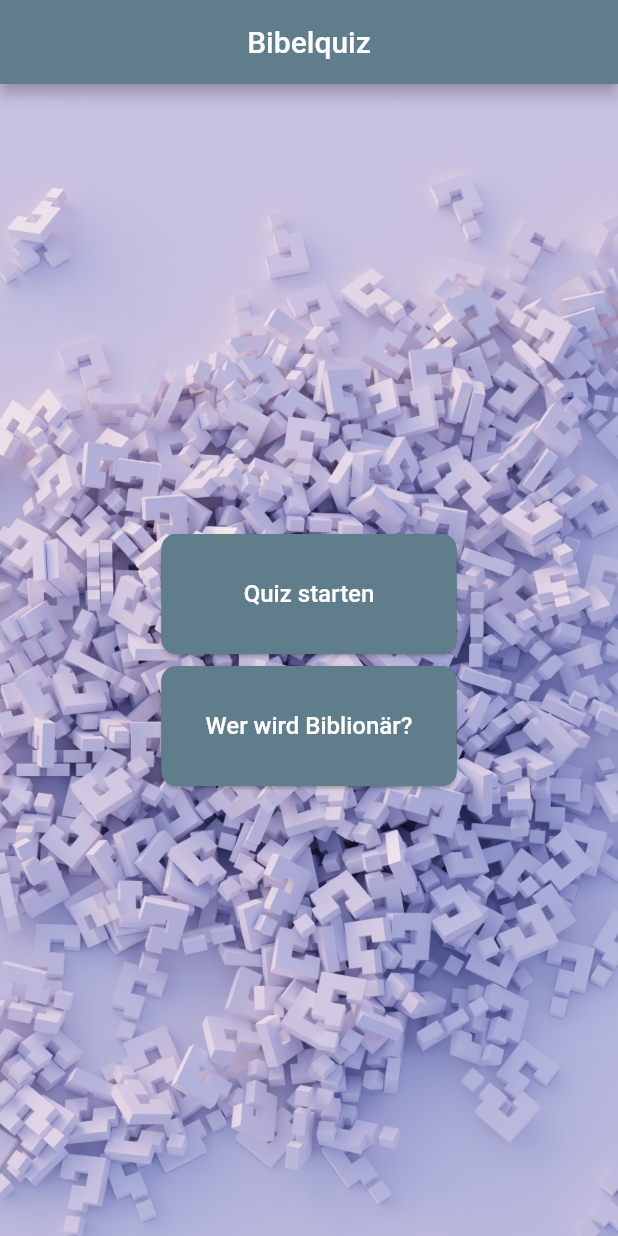
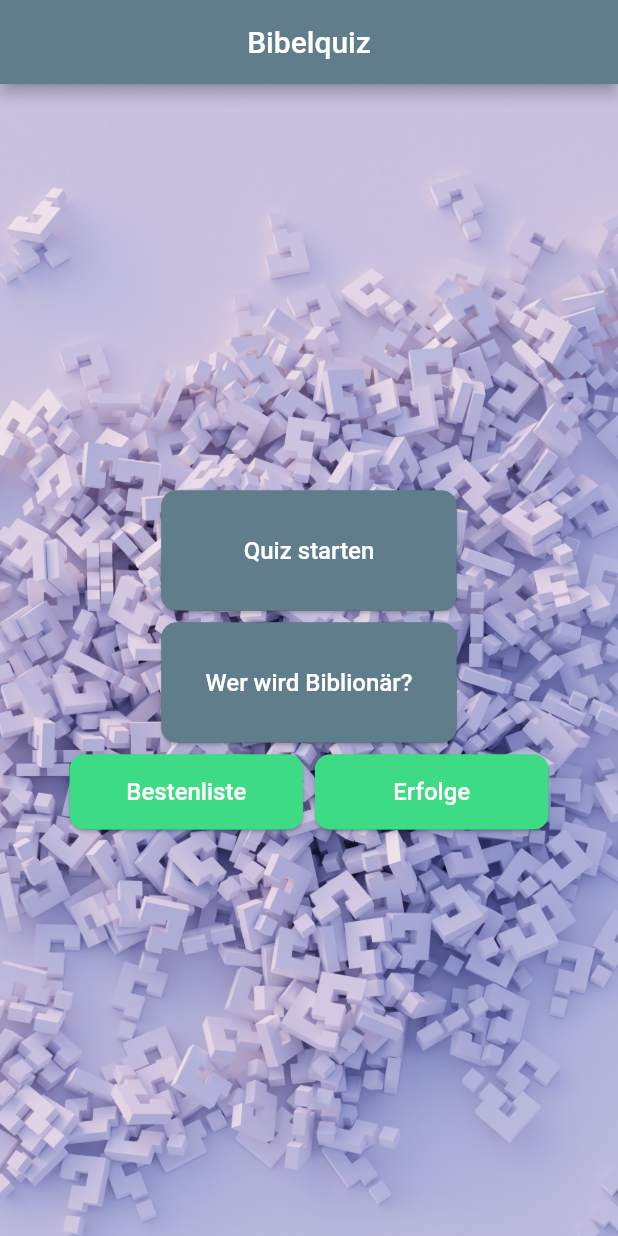
Before and after one commit to xxjonesriderxx/bible_quiz, a Flutter app: the screen it shows after launch, on a phone screen of 412 x 824 dp. Run offline on Flutter 3.47's test engine with Material 2 defaults, Android fonts, the phone set to English and light mode, and no system bars; our stand-ins replace flutter_svg, share_plus; missing offline and left inert: games_services.

Commit message:
Improved question and answer shuffling and integrated google play games service

```diff
--- a/lib/helper/Constants.dart
+++ b/lib/helper/Constants.dart
@@ -4,6 +4,7 @@ class Constants {
   static final Color? cardColor = Colors.blueGrey[400];
   static final MaterialColor cardHeadlineColor = Colors.blueGrey;
   static final MaterialColor uiSelectableColor = Colors.blueGrey;
+  static final Color googlePlayColor = Color(0xFF3DDC84);
   static const int int64MaxValue = 9223372036854775807;
   static const EdgeInsets rootContainerPadding = EdgeInsets.only(left: 8, right: 8);
 }
--- /dev/null
+++ b/lib/model/ResultType.dart
@@ -0,0 +1 @@
+enum ResultType { bronze, silver, gold }
--- a/lib/ui/QuizFilter.dart
+++ b/lib/ui/QuizFilter.dart
@@ -111,7 +111,7 @@ class _State extends State<QuizFilter> {
                         child: DropdownButton<String>(
                           dropdownColor: Constants.uiSelectableColor,
                           value: numberOfQuestions == Constants.int64MaxValue ? 'Alle' : numberOfQuestions.toString(),
-                          items: <String>['8', '16', '24', '32', '48', 'Alle'].where((element) {
+                          items: <String>['8', '16', '24', '32', '40', 'Alle'].where((element) {
                             if (element == 'Alle') {
                               return kDebugMode;
                             }
--- a/lib/ui/StartPage.dart
+++ b/lib/ui/StartPage.dart
@@ -2,6 +2,7 @@ import 'package:bible_quiz/ui/BiblionaireMode.dart';
 import 'package:bible_quiz/ui/CustomCard.dart';
 import 'package:bible_quiz/ui/QuizFilter.dart';
 import 'package:flutter/material.dart';
+import 'package:games_services/games_services.dart';
 
 import '../helper/Constants.dart';
 
@@ -13,6 +14,12 @@ class StartPage extends StatefulWidget {
 }
 
 class _State extends State<StartPage> {
+  @override
+  void initState() {
+    super.initState();
+    GamesServices.signIn();
+  }
+
   @override
   Widget build(BuildContext context) {
     var themeData = Theme.of(context);
@@ -92,10 +99,64 @@ class _State extends State<StartPage> {
                     height: 80,
                     backgroundColor: Constants.uiSelectableColor /*.withOpacity(0.3)*/,
                   ),
+                  Row(
+                    mainAxisAlignment: MainAxisAlignment.center,
+                    children: [
+                      CustomCard.withContent(
+                        widthPercentage: 0.3,
+                        tapAble: true,
+                        callback: _showLeaderboards,
+                        //text: "Quiz starten",
+                        content: Row(
+                          children: [
+                            Expanded(
+                                child: Container(
+                              alignment: Alignment.center,
+                              child: Text(
+                                "Bestenliste",
+                                style: TextStyle(color: themeData.textTheme.displayLarge?.color, fontSize: 16),
+                              ),
+                            ))
+                          ],
+                        ),
+                        height: 50,
+                        backgroundColor: Constants.googlePlayColor /*.withOpacity(0.3)*/,
+                      ),
+                      CustomCard.withContent(
+                        widthPercentage: 0.3,
+                        tapAble: true,
+                        callback: _showAchievements,
+                        //text: "Quiz starten",
+                        content: Row(
+                          children: [
+                            Expanded(
+                                child: Container(
+                              alignment: Alignment.center,
+                              child: Text(
+                                "Erfolge",
+                                style: TextStyle(color: themeData.textTheme.displayLarge?.color, fontSize: 16),
+                              ),
+                            ))
+                          ],
+                        ),
+                        height: 50,
+                        backgroundColor: Constants.googlePlayColor /*.withOpacity(0.3)*/,
+                      ),
+                    ],
+                  )
                 ],
               )
             ],
           ),
         ));
   }
+
+  void _showLeaderboards() async {
+    await Leaderboards.showLeaderboards();
+  }
+
+  void _showAchievements() async {
+    final result = await Achievements.showAchievements();
+    print(result);
+  }
 }
```
Also changed, not shown: lib/helper/TimerScoreCalculator.dart (added, +56 -0 lines), lib/model/Question.dart (+13 -17 lines), lib/ui/BiblionaireMode.dart (+11 -3 lines), lib/ui/BiblionaireResult.dart (+16 -18 lines), lib/ui/Quiz.dart (+18 -8 lines), lib/ui/Result.dart (+50 -26 lines), pubspec.yaml (+4 -4 lines), lib/assets/who-wants-to-be-a-biblionaire.png (added), 6 other files.
